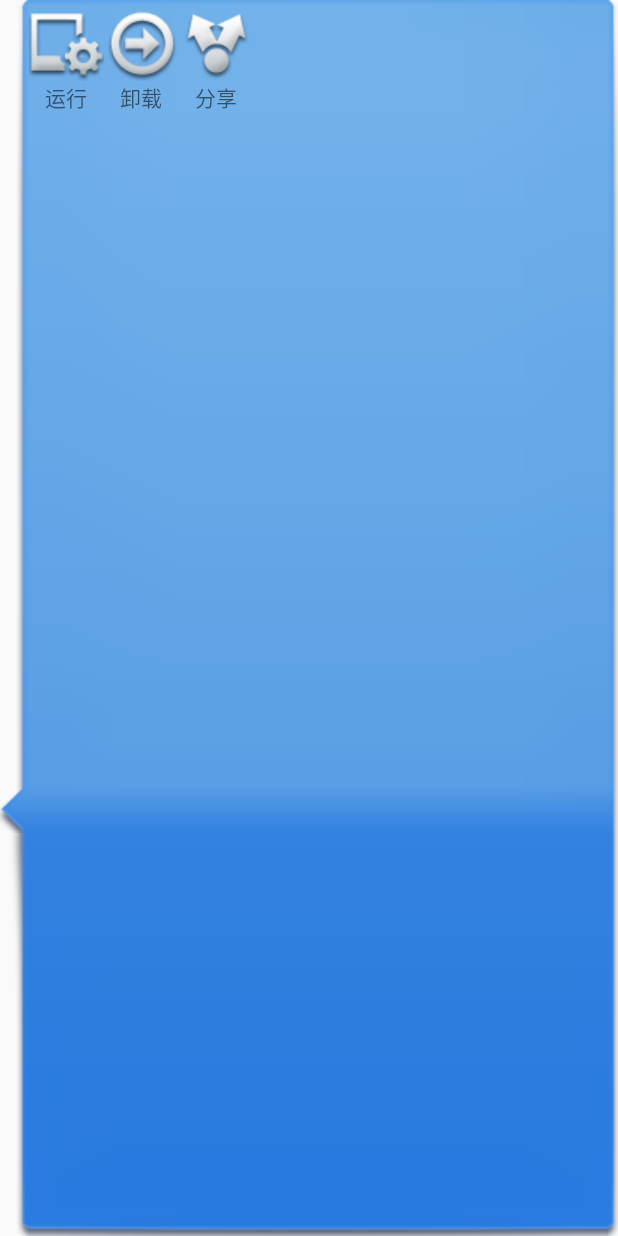
After one commit to zhaoxukl1314/MobileSafe, an Android app: the layout pop_window_item.xml on its own in the app's theme, with its tools: preview values and no code run, on a phone screen of 412 x 824 dp. The commit adds this screen. Run offline under Robolectric (Android 15) with nearby library versions, the phone set to English and light mode, and no system bars.

Commit message:
2016-8-8-2

```diff
--- a/app/src/main/java/com/example/zhaoxu/mobilesafe/Activity/AppManagerActivity.java
+++ b/app/src/main/java/com/example/zhaoxu/mobilesafe/Activity/AppManagerActivity.java
@@ -1,18 +1,24 @@
 package com.example.zhaoxu.mobilesafe.Activity;
 
+import android.annotation.TargetApi;
 import android.app.Activity;
 import android.graphics.Color;
+import android.os.Build;
 import android.os.Environment;
 import android.os.StatFs;
 import android.support.v7.app.AppCompatActivity;
 import android.os.Bundle;
+import android.view.Gravity;
 import android.view.View;
 import android.view.ViewGroup;
+import android.widget.AbsListView;
+import android.widget.AdapterView;
 import android.widget.BaseAdapter;
 import android.widget.ImageView;
 import android.widget.LinearLayout;
 import android.widget.ListView;
 import android.widget.NumberPicker;
+import android.widget.PopupWindow;
 import android.widget.RelativeLayout;
 import android.widget.TextView;
 
@@ -34,6 +40,7 @@ public class AppManagerActivity extends Activity {
     private MyAppListAdapter appListAdapter;
     private List<AppInfo> userInfos;
     private List<AppInfo> systemInfos;
+    private PopupWindow popupWindow;
 
     @Override
     protected void onCreate(Bundle savedInstanceState) {
@@ -63,15 +70,44 @@ public class AppManagerActivity extends Activity {
                     }
                 }
                 runOnUiThread(new Runnable() {
+                    @TargetApi(Build.VERSION_CODES.M)
                     @Override
                     public void run() {
                         ll_loading.setVisibility(View.GONE);
                         appListAdapter = new MyAppListAdapter();
                         app_list.setAdapter(appListAdapter);
+                        app_list.setOnItemClickListener(new AdapterView.OnItemClickListener() {
+                            @Override
+                            public void onItemClick(AdapterView<?> parent, View view, int position, long id) {
+                                dismissPopupWindow();
+                                View convertView = View.inflate(AppManagerActivity.this, R.layout.pop_window_item, null);
+                                popupWindow = new PopupWindow(convertView, ViewGroup.LayoutParams.WRAP_CONTENT, ViewGroup.LayoutParams.WRAP_CONTENT);
+                                int[] location = new int[2];
+                                view.getLocationInWindow(location);
+                                popupWindow.showAtLocation(parent, Gravity.LEFT | Gravity.TOP, location[0], location[1]);
+                            }
+                        });
+                        app_list.setOnScrollListener(new AbsListView.OnScrollListener() {
+                            @Override
+                            public void onScrollStateChanged(AbsListView view, int scrollState) {
+
+                            }
+
+                            @Override
+                            public void onScroll(AbsListView view, int firstVisibleItem, int visibleItemCount, int totalItemCount) {
+                                dismissPopupWindow();
+                            }
+                        });
                     }
                 });
             }
         }).start();
+    }
+
+    private void dismissPopupWindow() {
+        if (popupWindow != null && popupWindow.isShowing()) {
+            popupWindow.dismiss();
+        }
     }
 
     private long getAvailableSize(String path) {
@@ -149,4 +185,10 @@ public class AppManagerActivity extends Activity {
         public TextView name;
         public TextView location;
     }
+
+    @Override
+    protected void onDestroy() {
+        dismissPopupWindow();
+        super.onDestroy();
+    }
 }
--- /dev/null
+++ b/app/src/main/res/layout/pop_window_item.xml
@@ -0,0 +1,59 @@
+<?xml version="1.0" encoding="utf-8"?>
+<LinearLayout xmlns:android="http://schemas.android.com/apk/res/android"
+    android:layout_width="match_parent"
+    android:layout_height="match_parent"
+    android:background="@drawable/local_popup_bg"
+    android:orientation="horizontal">
+
+    <LinearLayout
+        android:layout_width="wrap_content"
+        android:layout_height="wrap_content"
+        android:orientation="vertical">
+
+        <ImageView
+            android:src="@drawable/img1"
+            android:layout_width="wrap_content"
+            android:layout_height="wrap_content" />
+
+        <TextView
+            android:text="运行"
+            android:layout_gravity="center_horizontal"
+            android:layout_width="wrap_content"
+            android:layout_height="wrap_content" />
+    </LinearLayout>
+
+    <LinearLayout
+        android:layout_width="wrap_content"
+        android:layout_height="wrap_content"
+        android:orientation="vertical">
+
+        <ImageView
+            android:src="@drawable/img2"
+            android:layout_width="wrap_content"
+            android:layout_height="wrap_content" />
+
+        <TextView
+            android:layout_gravity="center_horizontal"
+            android:text="卸载"
+            android:layout_width="wrap_content"
+            android:layout_height="wrap_content" />
+    </LinearLayout>
+
+    <LinearLayout
+        android:layout_width="wrap_content"
+        android:layout_height="wrap_content"
+        android:orientation="vertical">
+
+        <ImageView
+            android:src="@drawable/img3"
+            android:layout_width="wrap_content"
+            android:layout_height="wrap_content" />
+
+        <TextView
+            android:text="分享"
+            android:layout_gravity="center_horizontal"
+            android:layout_width="wrap_content"
+            android:layout_height="wrap_content" />
+    </LinearLayout>
+
+</LinearLayout>
```
Also changed, not shown: app/src/main/res/drawable/img1.png (added), app/src/main/res/drawable/img2.png (added), app/src/main/res/drawable/img3.png (added), app/src/main/res/drawable/local_popup_bg.png (added).
